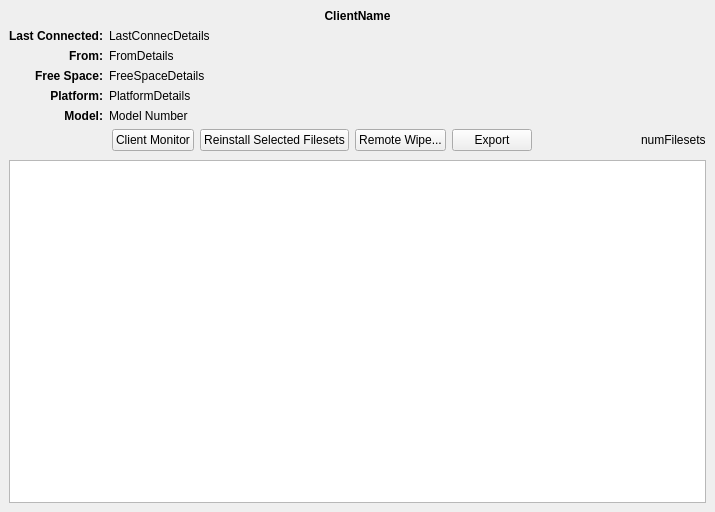
Above: FWAdminLib/ClientReportDlg.ui from fw-dev/translations before the change. Below: the same form after it.
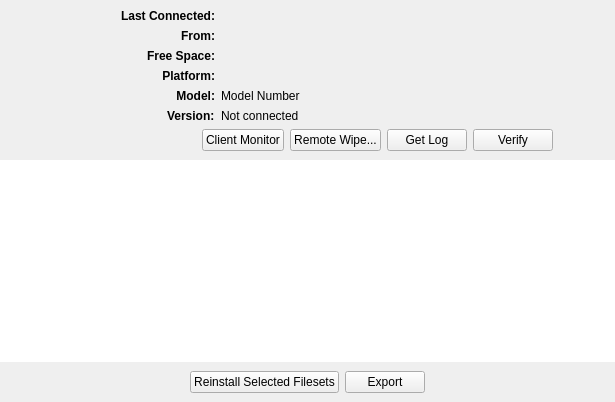
That is the form after the change. Icons and pictures are not drawn. Custom widgets are drawn as their Qt base class.

The edit to the form file:
```diff
--- a/FWAdminLib/ClientReportDlg.ui
+++ b/FWAdminLib/ClientReportDlg.ui
@@ -6,8 +6,8 @@
    <rect>
     <x>0</x>
     <y>0</y>
-    <width>715</width>
-    <height>512</height>
+    <width>615</width>
+    <height>402</height>
    </rect>
   </property>
   <property name="windowTitle">
@@ -22,30 +22,127 @@
    </property>
    <item>
     <widget class="QWidget" name="widget" native="true">
+     <layout class="QVBoxLayout" name="verticalLayout_3">
+      <item>
      <layout class="QGridLayout" name="gridLayout_2">
-      <property name="bottomMargin">
-       <number>0</number>
-      </property>
-      <item row="0" column="0">
-       <widget class="QLabel" name="_nameField">
-        <property name="font">
-         <font>
-          <weight>75</weight>
-          <bold>true</bold>
-         </font>
-        </property>
+        <item row="1" column="1">
+         <layout class="QHBoxLayout" name="horizontalLayout_3" stretch="1,0,0,0,0,0,0">
+          <item>
+           <spacer name="horizontalSpacer_3">
+            <property name="orientation">
+             <enum>Qt::Horizontal</enum>
+            </property>
+            <property name="sizeHint" stdset="0">
+             <size>
+              <width>40</width>
+              <height>20</height>
+             </size>
+            </property>
+           </spacer>
+          </item>
+          <item>
+           <widget class="QPushButton" name="_monitorButton">
         <property name="text">
-         <string>ClientName</string>
-        </property>
-        <property name="alignment">
-         <set>Qt::AlignCenter</set>
+             <string>Client Monitor</string>
+            </property>
+           </widget>
+          </item>
+          <item>
+           <widget class="QPushButton" name="_remoteWipeButton">
+            <property name="text">
+             <string>Remote Wipe...</string>
         </property>
        </widget>
       </item>
-      <item row="1" column="0">
+          <item>
+           <widget class="QPushButton" name="_getLogButton">
+            <property name="text">
+             <string>Get Log</string>
+            </property>
+           </widget>
+          </item>
+          <item>
+           <widget class="QPushButton" name="_verifyButton">
+            <property name="text">
+             <string>Verify</string>
+            </property>
+           </widget>
+          </item>
+          <item>
+           <spacer name="horizontalSpacer_4">
+            <property name="orientation">
+             <enum>Qt::Horizontal</enum>
+            </property>
+            <property name="sizeHint" stdset="0">
+             <size>
+              <width>40</width>
+              <height>20</height>
+             </size>
+            </property>
+           </spacer>
+          </item>
+          <item>
+           <widget class="QLabel" name="_filesetsField">
+            <property name="text">
+             <string/>
+            </property>
+           </widget>
+          </item>
+         </layout>
+        </item>
+        <item row="0" column="1">
        <layout class="QHBoxLayout" name="horizontalLayout">
+          <item>
+           <spacer name="horizontalSpacer_6">
+            <property name="orientation">
+             <enum>Qt::Horizontal</enum>
+            </property>
+            <property name="sizeHint" stdset="0">
+             <size>
+              <width>40</width>
+              <height>20</height>
+             </size>
+            </property>
+           </spacer>
+          </item>
         <item>
          <layout class="QGridLayout" name="gridLayout">
+            <item row="6" column="3">
+             <widget class="QLabel" name="_platformField">
+              <property name="text">
+               <string/>
+              </property>
+              <property name="textInteractionFlags">
+               <set>Qt::LinksAccessibleByMouse|Qt::TextSelectableByKeyboard|Qt::TextSelectableByMouse</set>
+              </property>
+             </widget>
+            </item>
+            <item row="3" column="3">
+             <widget class="QLabel" name="_dateField">
+              <property name="text">
+               <string/>
+              </property>
+              <property name="textInteractionFlags">
+               <set>Qt::LinksAccessibleByMouse|Qt::TextSelectableByKeyboard|Qt::TextSelectableByMouse</set>
+              </property>
+             </widget>
+            </item>
+            <item row="5" column="0" colspan="3">
+             <widget class="QLabel" name="label_3">
+              <property name="font">
+               <font>
+                <weight>75</weight>
+                <bold>true</bold>
+               </font>
+              </property>
+              <property name="text">
+               <string>Free Space:</string>
+              </property>
+              <property name="alignment">
+               <set>Qt::AlignRight|Qt::AlignTrailing|Qt::AlignVCenter</set>
+              </property>
+             </widget>
+            </item>
           <item row="3" column="0" colspan="3">
            <widget class="QLabel" name="label">
             <property name="font">
@@ -65,7 +162,10 @@
           <item row="3" column="3">
            <widget class="QLabel" name="_dateField">
             <property name="text">
-             <string>LastConnecDetails</string>
+               <string/>
+              </property>
+              <property name="textInteractionFlags">
+               <set>Qt::LinksAccessibleByMouse|Qt::TextSelectableByKeyboard|Qt::TextSelectableByMouse</set>
             </property>
            </widget>
           </item>
@@ -85,36 +185,6 @@
             </property>
            </widget>
           </item>
-          <item row="4" column="3">
-           <widget class="QLabel" name="_ipField">
-            <property name="text">
-             <string>FromDetails</string>
-            </property>
-           </widget>
-          </item>
-          <item row="5" column="0" colspan="3">
-           <widget class="QLabel" name="label_3">
-            <property name="font">
-             <font>
-              <weight>75</weight>
-              <bold>true</bold>
-             </font>
-            </property>
-            <property name="text">
-             <string>Free Space:</string>
-            </property>
-            <property name="alignment">
-             <set>Qt::AlignRight|Qt::AlignTrailing|Qt::AlignVCenter</set>
-            </property>
-           </widget>
-          </item>
-          <item row="5" column="3">
-           <widget class="QLabel" name="_rootSpaceField">
-            <property name="text">
-             <string>FreeSpaceDetails</string>
-            </property>
-           </widget>
-          </item>
           <item row="6" column="0" colspan="3">
            <widget class="QLabel" name="label_4">
             <property name="font">
@@ -134,23 +204,10 @@
           <item row="6" column="3">
            <widget class="QLabel" name="_platformField">
             <property name="text">
-             <string>PlatformDetails</string>
-            </property>
-           </widget>
-          </item>
-          <item row="7" column="2">
-           <widget class="QLabel" name="label_5">
-            <property name="font">
-             <font>
-              <weight>75</weight>
-              <bold>true</bold>
-             </font>
-            </property>
-            <property name="text">
-             <string>Model:</string>
-            </property>
-            <property name="alignment">
-             <set>Qt::AlignRight|Qt::AlignTrailing|Qt::AlignVCenter</set>
+               <string/>
+              </property>
+              <property name="textInteractionFlags">
+               <set>Qt::LinksAccessibleByMouse|Qt::TextSelectableByKeyboard|Qt::TextSelectableByMouse</set>
             </property>
            </widget>
           </item>
@@ -159,6 +216,48 @@
             <property name="text">
              <string>Model Number</string>
             </property>
+              <property name="textInteractionFlags">
+               <set>Qt::LinksAccessibleByMouse|Qt::TextSelectableByKeyboard|Qt::TextSelectableByMouse</set>
+              </property>
+             </widget>
+            </item>
+            <item row="8" column="3">
+             <widget class="QLabel" name="_version">
+              <property name="text">
+               <string>Not connected</string>
+              </property>
+              <property name="textInteractionFlags">
+               <set>Qt::LinksAccessibleByMouse|Qt::TextSelectableByKeyboard|Qt::TextSelectableByMouse</set>
+              </property>
+             </widget>
+            </item>
+            <item row="7" column="2">
+             <widget class="QLabel" name="label_5">
+              <property name="font">
+               <font>
+                <weight>75</weight>
+                <bold>true</bold>
+               </font>
+              </property>
+              <property name="text">
+               <string>Model:</string>
+              </property>
+              <property name="alignment">
+               <set>Qt::AlignRight|Qt::AlignTrailing|Qt::AlignVCenter</set>
+              </property>
+             </widget>
+            </item>
+            <item row="8" column="2">
+             <widget class="QLabel" name="label_6">
+              <property name="font">
+               <font>
+                <weight>75</weight>
+                <bold>true</bold>
+               </font>
+              </property>
+              <property name="text">
+               <string>Version:</string>
+              </property>
            </widget>
           </item>
          </layout>
@@ -230,70 +329,20 @@
           </item>
          </layout>
         </item>
-       </layout>
-      </item>
-      <item row="2" column="0">
-       <layout class="QHBoxLayout" name="horizontalLayout_2">
-        <item>
-         <spacer name="horizontalSpacer_3">
-          <property name="orientation">
-           <enum>Qt::Horizontal</enum>
-          </property>
-          <property name="sizeHint" stdset="0">
-           <size>
-            <width>40</width>
-            <height>20</height>
-           </size>
-          </property>
-         </spacer>
-        </item>
-        <item>
-         <widget class="QPushButton" name="_monitorButton">
-          <property name="text">
-           <string>Client Monitor</string>
-          </property>
-         </widget>
-        </item>
-        <item>
-         <widget class="QPushButton" name="_reinstallButton">
-          <property name="text">
-           <string>Reinstall Selected Filesets</string>
-          </property>
-         </widget>
-        </item>
-        <item>
-         <widget class="QPushButton" name="_remoteWipeButton">
-          <property name="text">
-           <string>Remote Wipe...</string>
-          </property>
-         </widget>
-        </item>
-        <item>
-         <widget class="QPushButton" name="_exportButton">
-          <property name="text">
-           <string>Export</string>
-          </property>
-         </widget>
-        </item>
-        <item>
-         <spacer name="horizontalSpacer_4">
-          <property name="orientation">
-           <enum>Qt::Horizontal</enum>
-          </property>
-          <property name="sizeHint" stdset="0">
-           <size>
-            <width>40</width>
-            <height>20</height>
-           </size>
-          </property>
-         </spacer>
-        </item>
-        <item>
-         <widget class="QLabel" name="_filesetsField">
-          <property name="text">
-           <string>numFilesets</string>
-          </property>
-         </widget>
+          <item>
+           <spacer name="horizontalSpacer_7">
+            <property name="orientation">
+             <enum>Qt::Horizontal</enum>
+            </property>
+            <property name="sizeHint" stdset="0">
+             <size>
+              <width>40</width>
+              <height>20</height>
+             </size>
+            </property>
+           </spacer>
+          </item>
+         </layout>
         </item>
        </layout>
       </item>
@@ -309,6 +358,9 @@
       </sizepolicy>
      </property>
      <layout class="QGridLayout" name="gridLayout_3">
+      <property name="margin">
+       <number>0</number>
+      </property>
       <item row="0" column="0">
        <widget class="QTreeView" name="_filesetsList">
         <property name="sizePolicy">
@@ -317,6 +369,9 @@
           <verstretch>1</verstretch>
          </sizepolicy>
         </property>
+        <property name="frameShape">
+         <enum>QFrame::NoFrame</enum>
+        </property>
         <property name="alternatingRowColors">
          <bool>true</bool>
         </property>
@@ -334,8 +389,62 @@
      </layout>
     </widget>
    </item>
-  </layout>
- </widget>
+   <item>
+    <widget class="QWidget" name="widget_2" native="true">
+     <layout class="QGridLayout" name="gridLayout_4">
+      <item row="0" column="0">
+       <spacer name="horizontalSpacer">
+        <property name="orientation">
+         <enum>Qt::Horizontal</enum>
+        </property>
+        <property name="sizeHint" stdset="0">
+         <size>
+          <width>40</width>
+          <height>20</height>
+         </size>
+        </property>
+       </spacer>
+      </item>
+      <item row="0" column="3">
+       <spacer name="horizontalSpacer_5">
+        <property name="orientation">
+         <enum>Qt::Horizontal</enum>
+        </property>
+        <property name="sizeHint" stdset="0">
+         <size>
+          <width>40</width>
+          <height>20</height>
+         </size>
+        </property>
+       </spacer>
+      </item>
+      <item row="0" column="1">
+       <widget class="QPushButton" name="_reinstallButton">
+        <property name="text">
+         <string>Reinstall Selected Filesets</string>
+        </property>
+       </widget>
+      </item>
+      <item row="0" column="2">
+       <widget class="QPushButton" name="_exportButton">
+        <property name="text">
+         <string>Export</string>
+        </property>
+       </widget>
+      </item>
+     </layout>
+    </widget>
+   </item>
+  </layout>
+ </widget>
+ <layoutdefault spacing="6" margin="9"/>
+ <customwidgets>
+  <customwidget>
+   <class>StyledTreeView</class>
+   <extends>QTreeView</extends>
+   <header>FileWaveGuiLib/styledviews/styledtreeview.h</header>
+  </customwidget>
+ </customwidgets>
  <resources>
   <include location="../FileWaveGuiLib/GuiLib.qrc"/>
  </resources>
```
Left out of the diff: 18 changed lines with no effect on the pictures. Lines whose indentation alone changed are shown as unchanged.
